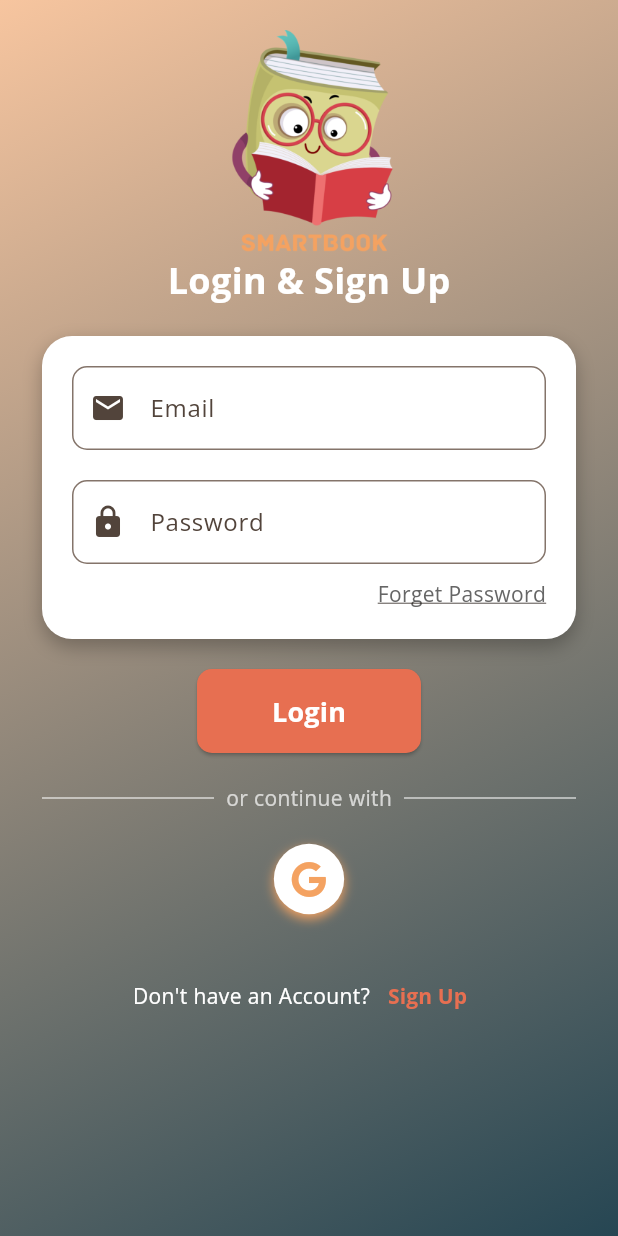
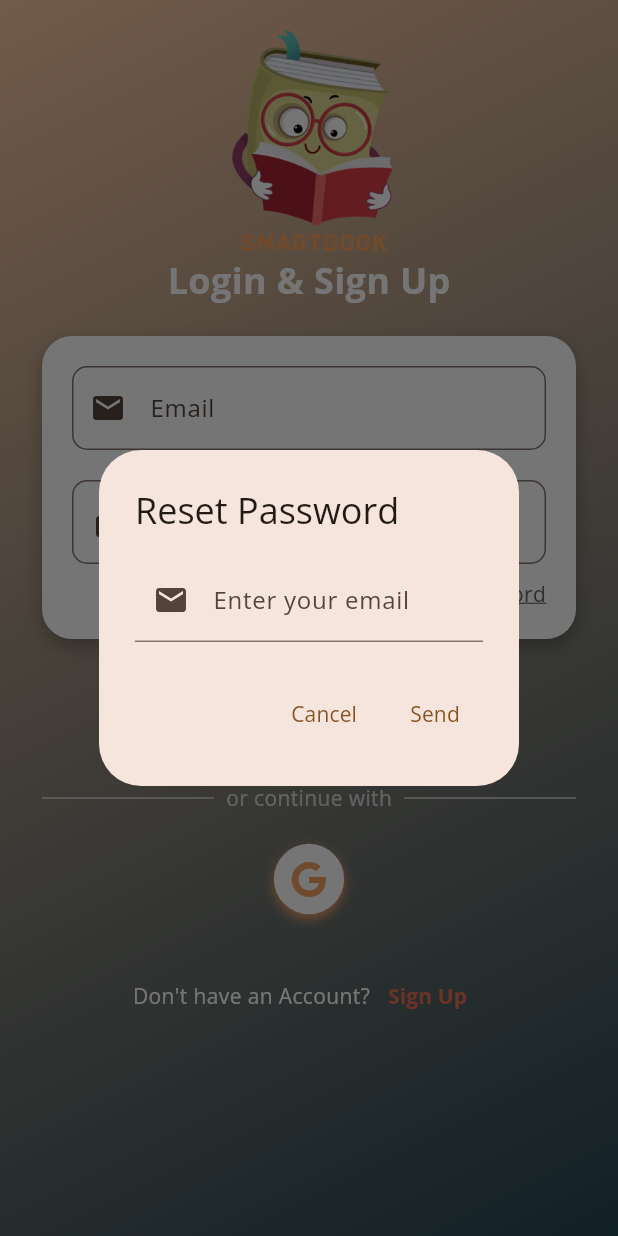
Before and after one commit to KaozhiChen/book_review_app, a Flutter app: the LoginPage screen opened by its route, after a tap on "Forget Password", on a phone screen of 412 x 824 dp. Run offline on Flutter 3.47's test engine with Material 3 defaults, Android fonts, the phone set to English and light mode, and no system bars; our stand-ins replace cloud_firestore, firebase_auth, firebase_core, font_awesome_flutter, go_router, google_sign_in and 1 more; accounts and stored records are empty.

Commit message:
implement forget password

```diff
--- a/lib/pages/login_page.dart
+++ b/lib/pages/login_page.dart
@@ -3,6 +3,7 @@ import 'package:flutter/material.dart';
 import 'package:firebase_auth/firebase_auth.dart';
 import 'package:font_awesome_flutter/font_awesome_flutter.dart';
 import 'package:go_router/go_router.dart';
+import '../services/forget_password_service.dart';
 import '../services/google_auth_service.dart';
 import 'sign_up_page.dart';
 import 'package:cloud_firestore/cloud_firestore.dart';
@@ -209,7 +210,8 @@ class _LoginPageState extends State<LoginPage> {
                           alignment: Alignment.centerRight,
                           child: GestureDetector(
                             onTap: () {
-                              // TODO: forget password
+                              ForgetPasswordService.showForgetPasswordDialog(
+                                  context: context);
                             },
                             child: const Text(
                               'Forget Password',
--- /dev/null
+++ b/lib/services/forget_password_service.dart
@@ -0,0 +1,71 @@
+import 'package:firebase_auth/firebase_auth.dart';
+import 'package:flutter/material.dart';
+
+class ForgetPasswordService {
+  static Future<void> showForgetPasswordDialog({
+    required BuildContext context,
+  }) async {
+    final TextEditingController emailController = TextEditingController();
+
+    showDialog(
+      context: context,
+      builder: (BuildContext context) {
+        return AlertDialog(
+          title: const Text('Reset Password'),
+          content: TextField(
+            controller: emailController,
+            decoration: const InputDecoration(
+              labelText: 'Enter your email',
+              prefixIcon: Icon(Icons.email),
+            ),
+          ),
+          actions: [
+            TextButton(
+              onPressed: () {
+                Navigator.pop(context);
+              },
+              child: const Text('Cancel'),
+            ),
+            TextButton(
+              onPressed: () async {
+                final email = emailController.text.trim();
+                if (email.isEmpty) {
+                  _showErrorSnackbar(context, 'Please enter your email.');
+                  return;
+                }
+
+                try {
+                  await FirebaseAuth.instance
+                      .sendPasswordResetEmail(email: email);
+                  Navigator.pop(context);
+                  ScaffoldMessenger.of(context).showSnackBar(
+                    SnackBar(
+                      content: Text(
+                          'Password reset email sent to $email. Please check your inbox.'),
+                      backgroundColor: Colors.green,
+                    ),
+                  );
+                } catch (e) {
+                  Navigator.pop(context);
+                  _showErrorSnackbar(
+                      context, 'Failed to send reset email. Please try again.');
+                  print('Error: $e');
+                }
+              },
+              child: const Text('Send'),
+            ),
+          ],
+        );
+      },
+    );
+  }
+
+  static void _showErrorSnackbar(BuildContext context, String message) {
+    ScaffoldMessenger.of(context).showSnackBar(
+      SnackBar(
+        content: Text(message),
+        backgroundColor: Colors.red,
+      ),
+    );
+  }
+}
```
